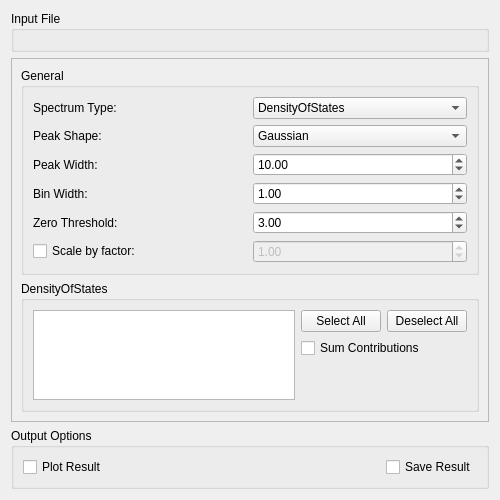
Old version of the form Code/Mantid/MantidQt/CustomInterfaces/inc/MantidQtCustomInterfaces/DensityOfStates.ui in the repository mantidproject/mantid.
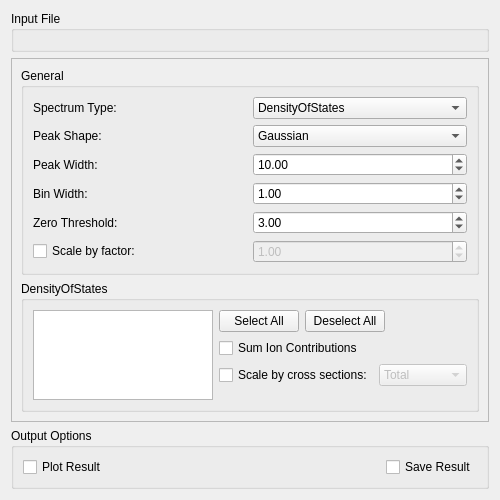
New version of the form. Custom widgets are drawn as their Qt base class.

Commit message:
Add cross section scale option to DoS UI
Refs #10298

```diff
--- a/Code/Mantid/MantidQt/CustomInterfaces/inc/MantidQtCustomInterfaces/DensityOfStates.ui
+++ b/Code/Mantid/MantidQt/CustomInterfaces/inc/MantidQtCustomInterfaces/DensityOfStates.ui
@@ -256,7 +256,16 @@
              <layout class="QGridLayout" name="gridLayout_7">
               <item row="0" column="1">
                <layout class="QGridLayout" name="gridLayout_8">
-                <item row="0" column="0">
+                <item row="3" column="0">
+                 <widget class="QCheckBox" name="ckCrossSectionScale">
+                  <property name="text">
+                   <string>Scale by cross sections:</string>
+                  </property>
+                 </widget>
+                </item>
+                <item row="1" column="0" colspan="2">
+                 <layout class="QHBoxLayout" name="horizontalLayout_3">
+                  <item>
                  <widget class="QPushButton" name="pbSelectAllIons">
                   <property name="sizePolicy">
                    <sizepolicy hsizetype="Fixed" vsizetype="Fixed">
@@ -272,7 +281,7 @@
                   </property>
                  </widget>
                 </item>
-                <item row="0" column="1">
+                  <item>
                  <widget class="QPushButton" name="pbDeselectAllIons">
                   <property name="sizePolicy">
                    <sizepolicy hsizetype="Fixed" vsizetype="Fixed">
@@ -288,18 +297,55 @@
                   </property>
                  </widget>
                 </item>
-                <item row="1" column="0" colspan="2">
+                  <item>
+                   <spacer name="horizontalSpacer">
+                    <property name="orientation">
+                     <enum>Qt::Horizontal</enum>
+                    </property>
+                    <property name="sizeHint" stdset="0">
+                     <size>
+                      <width>40</width>
+                      <height>20</height>
+                     </size>
+                    </property>
+                   </spacer>
+                  </item>
+                 </layout>
+                </item>
+                <item row="3" column="1">
+                 <widget class="QComboBox" name="cbCrossSectionScale">
+                  <property name="enabled">
+                   <bool>false</bool>
+                  </property>
+                  <item>
+                   <property name="text">
+                    <string>Total</string>
+                   </property>
+                  </item>
+                  <item>
+                   <property name="text">
+                    <string>Incoherent</string>
+                   </property>
+                  </item>
+                  <item>
+                   <property name="text">
+                    <string>Coherent</string>
+                   </property>
+                  </item>
+                 </widget>
+                </item>
+                <item row="2" column="0" colspan="2">
                  <widget class="QCheckBox" name="ckSumContributions">
                   <property name="toolTip">
                    <string>&lt;html&gt;&lt;head/&gt;&lt;body&gt;&lt;p&gt;Sum contributions from selected ions.&lt;/p&gt;&lt;/body&gt;&lt;/html&gt;</string>
                   </property>
                   <property name="text">
-                   <string>Sum Contributions</string>
+                   <string>Sum Ion Contributions</string>
                   </property>
                  </widget>
                 </item>
-                <item row="2" column="0" colspan="2">
-                 <spacer name="verticalSpacer_3">
+                <item row="4" column="0" colspan="2">
+                 <spacer name="verticalSpacer">
                   <property name="orientation">
                    <enum>Qt::Vertical</enum>
                   </property>
```
Left out of the diff: 48 changed lines with no effect on the pictures. Lines whose indentation alone changed are shown as unchanged. The commit also changes 1 other file.
